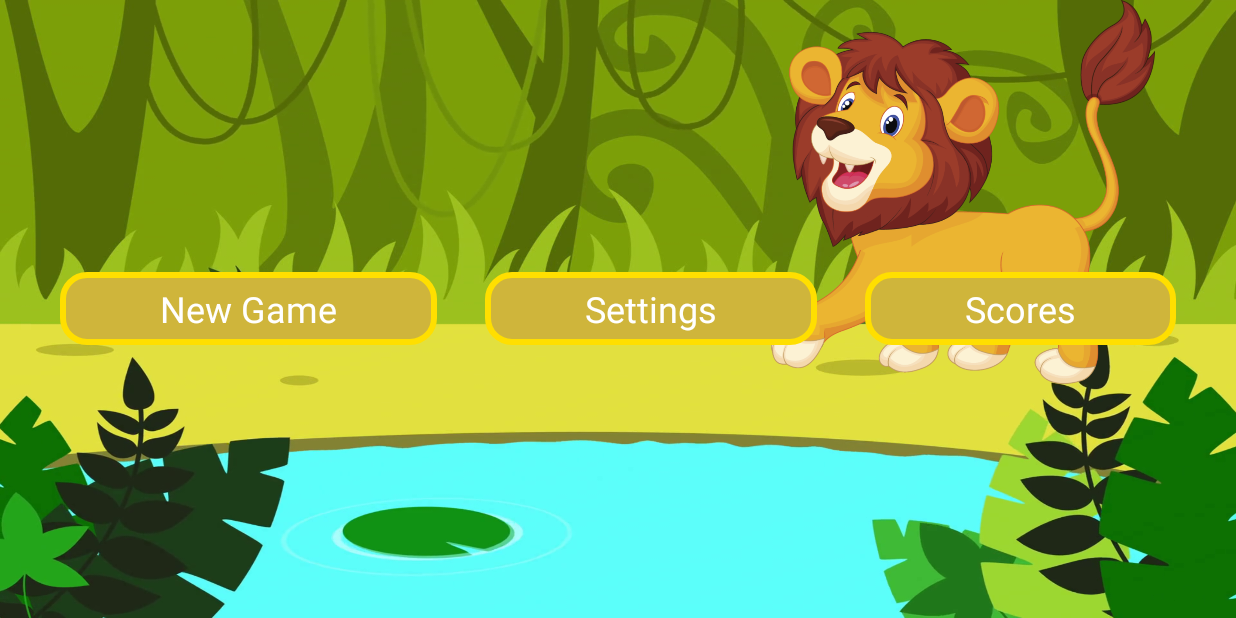
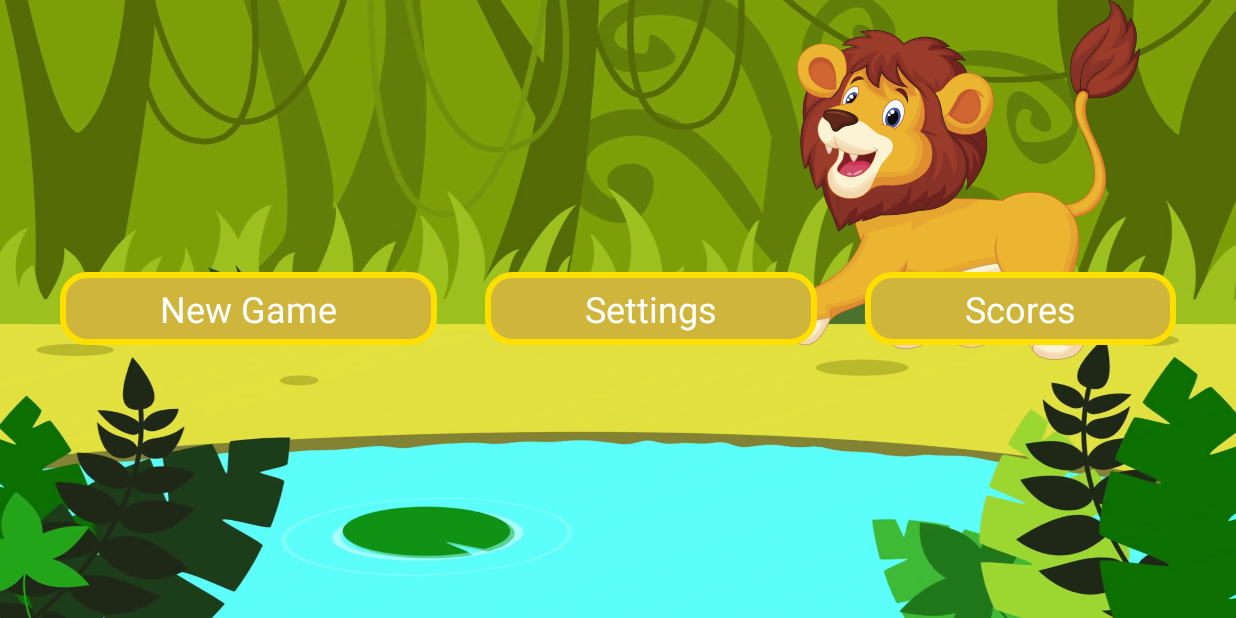
Before and after one commit to metalink94/MonkeyApp, an Android app: the MainActivity screen opened directly, with no data from a screen before it, on a phone screen of 824 x 412 dp (held sideways). Run offline under Robolectric (Android 15) with nearby library versions, the phone set to English and light mode, and no system bars.

Commit message:
small fixes

```diff
--- a/app/src/main/res/layout/activity_main.xml
+++ b/app/src/main/res/layout/activity_main.xml
@@ -8,10 +8,10 @@
         tools:context=".screens.main.MainActivity">
 
     <ImageView
-            android:layout_width="256dp"
-            android:layout_height="256dp"
+            android:layout_width="240dp"
+            android:layout_height="240dp"
             android:layout_alignParentRight="true"
-            android:layout_marginRight="54dp"
+            android:layout_marginRight="64dp"
             android:src="@drawable/monkey_1"/>
 
     <LinearLayout
--- a/app/src/main/res/values/strings.xml
+++ b/app/src/main/res/values/strings.xml
@@ -1,5 +1,5 @@
 <resources>
-    <string name="app_name">Золотой родник</string>
+    <string name="app_name">Золотой царь Лев</string>
     <string name="facebook_app_id">267853527245740</string>
     <string name="fb_login_protocol_scheme">fb267853527245740</string>
     <string name="congr">Поздравляем!</string>
```
